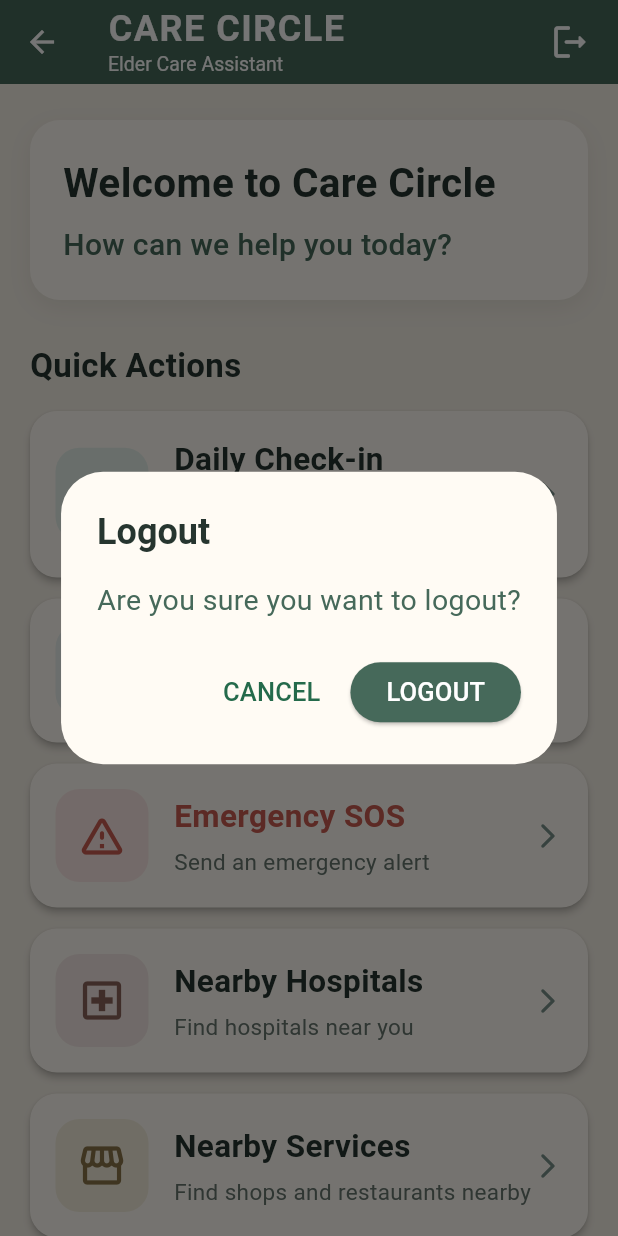
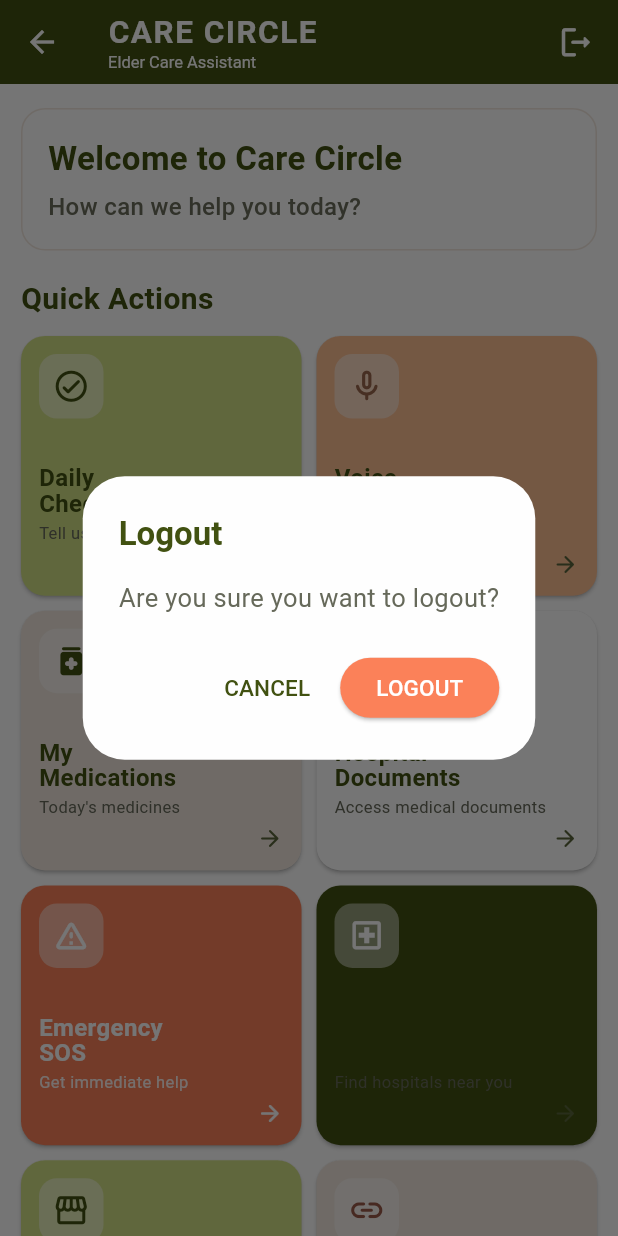
Before and after one commit to abhisreesajay/CareCircle, a Flutter app: the ElderHome screen opened directly, after a tap on the "logout" icon, on a phone screen of 412 x 824 dp. Run offline on Flutter 3.47's test engine with Material 3 defaults, Android fonts, the phone set to English and light mode, and no system bars; our stand-ins replace cloud_firestore, firebase_auth, firebase_core, firebase_messaging, geolocator, speech_to_text; accounts and stored records are empty.

Commit message:
Update Elder dashboard UI colors and layout

```diff
--- a/lib/screens/elder/elder_home.dart
+++ b/lib/screens/elder/elder_home.dart
@@ -1,93 +1,21 @@
 import 'package:firebase_auth/firebase_auth.dart';
 import 'package:flutter/material.dart';
 
-import '../../services/auth_service.dart';
-import '../../services/messaging_service.dart';
+import 'elder_medication_screen.dart';
+import 'hospital_documents_screen.dart';
+import 'invite_code_screen.dart';
 
 class ElderHome extends StatelessWidget {
   const ElderHome({super.key});
 
-  Future<void> _logout(BuildContext context) async {
-    final user = FirebaseAuth.instance.currentUser;
-    final messagingService = MessagingService();
-
-    try {
-      if (user != null) {
-        await messagingService.removeToken(user.uid);
-      }
-
-      await messagingService.dispose();
-      await AuthService().signOut();
-    } catch (error) {
-      if (context.mounted) {
-        ScaffoldMessenger.of(context).showSnackBar(
-          SnackBar(
-            content: Text('Logout failed: $error'),
-          ),
-        );
-      }
-    }
-  }
-
-  void _showLogoutDialog(BuildContext context) {
-    showDialog(
-      context: context,
-      builder: (dialogContext) {
-        return AlertDialog(
-          backgroundColor: const Color(0xFFFFFBF4),
-          title: const Text(
-            'Logout',
-            style: TextStyle(
-              fontSize: 24,
-              fontWeight: FontWeight.bold,
-              color: Color(0xFF26352F),
-            ),
-          ),
-          content: const Text(
-            'Are you sure you want to logout?',
-            style: TextStyle(
-              fontSize: 19,
-              color: Color(0xFF46695A),
-            ),
-          ),
-          actions: [
-            TextButton(
-              onPressed: () {
-                Navigator.pop(dialogContext);
-              },
-              child: const Text(
-                'CANCEL',
-                style: TextStyle(fontSize: 17),
-              ),
-            ),
-            ElevatedButton(
-              onPressed: () async {
-                Navigator.pop(dialogContext);
-                await _logout(context);
-              },
-              style: ElevatedButton.styleFrom(
-                backgroundColor: const Color(0xFF46695A),
-                foregroundColor: Colors.white,
-              ),
-              child: const Text(
-                'LOGOUT',
-                style: TextStyle(fontSize: 17),
-              ),
-            ),
-          ],
-        );
-      },
-    );
-  }
-
   @override
   Widget build(BuildContext context) {
     return Scaffold(
-      backgroundColor: const Color(0xFFF4EFE5),
+      backgroundColor: const Color(0xFFFEFEFE),
 
       appBar: AppBar(
         elevation: 0,
-        backgroundColor: const Color(0xFF46695A),
+        backgroundColor: const Color(0xFF415111),
         foregroundColor: Colors.white,
         centerTitle: false,
         title: const Column(
@@ -96,7 +24,7 @@ class ElderHome extends StatelessWidget {
             Text(
               'CARE CIRCLE',
               style: TextStyle(
-                fontSize: 24,
+                fontSize: 21,
                 fontWeight: FontWeight.bold,
                 letterSpacing: 1,
               ),
@@ -104,7 +32,7 @@ class ElderHome extends StatelessWidget {
             Text(
               'Elder Care Assistant',
               style: TextStyle(
-                fontSize: 13,
+                fontSize: 11,
                 fontWeight: FontWeight.w400,
               ),
             ),
@@ -118,41 +46,34 @@ class ElderHome extends StatelessWidget {
             },
             icon: const Icon(
               Icons.logout_rounded,
-              size: 28,
+              size: 25,
             ),
           ),
-          const SizedBox(width: 8),
+          const SizedBox(width: 4),
         ],
       ),
 
       body: SafeArea(
         child: SingleChildScrollView(
           padding: const EdgeInsets.fromLTRB(
+            14,
+            16,
+            14,
             20,
-            24,
-            20,
-            30,
           ),
           child: Column(
             crossAxisAlignment: CrossAxisAlignment.start,
             children: [
-              // --------------------------------------------------
-              // WELCOME
-              // --------------------------------------------------
-
+              // Welcome section
               Container(
                 width: double.infinity,
-                padding: const EdgeInsets.all(22),
+                padding: const EdgeInsets.all(17),
                 decoration: BoxDecoration(
-                  color: const Color(0xFFFFFBF4),
-                  borderRadius: BorderRadius.circular(20),
-                  boxShadow: [
-                    BoxShadow(
-                      color: Colors.black.withValues(alpha: 0.06),
-                      blurRadius: 12,
-                      offset: const Offset(0, 5),
+                  color: const Color(0xFFFEFEFE),
+                  borderRadius: BorderRadius.circular(16),
+                  border: Border.all(
+                    color: const Color(0xFFF2E8DF),
                   ),
-                  ],
                 ),
                 child: const Column(
                   crossAxisAlignment: CrossAxisAlignment.start,
@@ -160,17 +81,17 @@ class ElderHome extends StatelessWidget {
                     Text(
                       'Welcome to Care Circle',
                       style: TextStyle(
-                        fontSize: 27,
+                        fontSize: 22,
                         fontWeight: FontWeight.bold,
-                        color: Color(0xFF26352F),
+                        color: Color(0xFF415111),
                       ),
                     ),
-                    SizedBox(height: 8),
+                    SizedBox(height: 5),
                     Text(
                       'How can we help you today?',
                       style: TextStyle(
-                        fontSize: 20,
-                        color: Color(0xFF46695A),
+                        fontSize: 16,
+                        color: Color(0xFF6A6D5B),
                         fontWeight: FontWeight.w500,
                       ),
                     ),
@@ -178,142 +99,186 @@ class ElderHome extends StatelessWidget {
                 ),
               ),
 
-              const SizedBox(height: 28),
+              const SizedBox(height: 18),
 
               const Text(
                 'Quick Actions',
                 style: TextStyle(
-                  fontSize: 22,
+                  fontSize: 20,
                   fontWeight: FontWeight.bold,
-                  color: Color(0xFF26352F),
+                  color: Color(0xFF415111),
                 ),
               ),
 
-              const SizedBox(height: 15),
+              const SizedBox(height: 10),
 
-              // --------------------------------------------------
-              // 1. CHECK-IN
-              // --------------------------------------------------
-
+              // Smaller vertical cards
+              GridView.count(
+                crossAxisCount: 2,
+                crossAxisSpacing: 10,
+                mainAxisSpacing: 10,
+                childAspectRatio: 1.08,
+                shrinkWrap: true,
+                physics: const NeverScrollableScrollPhysics(),
+                children: [
+                  // Daily Check-in
                   _buildActionCard(
                     context: context,
-                title: 'Daily Check-in',
-                subtitle: 'Let your caregiver know you are okay',
+                    title: 'Daily\nCheck-in',
+                    subtitle: 'Tell us how you feel',
                     icon: Icons.check_circle_outline_rounded,
-                iconColor: const Color(0xFF46695A),
-                backgroundColor: const Color(0xFFE5F0EA),
+                    iconColor: const Color(0xFF415111),
+                    backgroundColor: const Color(0xFFD2E186),
                     route: '/checkin',
                   ),
 
-              const SizedBox(height: 14),
-
-              // --------------------------------------------------
-              // 2. VOICE CHECK-IN
-              // --------------------------------------------------
-
+                  // Voice Check-in
                   _buildActionCard(
                     context: context,
-                title: 'Voice Check-in',
+                    title: 'Voice\nCheck-in',
                     subtitle: 'Speak instead of typing',
                     icon: Icons.mic_none_rounded,
-                iconColor: const Color(0xFF5C7D72),
-                backgroundColor: const Color(0xFFE9F0ED),
+                    iconColor: const Color(0xFF9A674C),
+                    backgroundColor: const Color(0xFFFCBF93),
                     route: '/voice-checkin',
                   ),
 
-              const SizedBox(height: 14),
-
-              // --------------------------------------------------
-              // 3. SOS
-              // --------------------------------------------------
-
+                  // My Medications
                   _buildActionCard(
                     context: context,
-                title: 'Emergency SOS',
-                subtitle: 'Send an emergency alert',
+                    title: 'My\nMedications',
+                    subtitle: 'Today\'s medicines',
+                    icon: Icons.medication_rounded,
+                    iconColor: const Color(0xFF415111),
+                    backgroundColor: const Color(0xFFF2E8DF),
+                    onTapOverride: () {
+                      final uid =
+                          FirebaseAuth.instance.currentUser?.uid ?? '';
+
+                      Navigator.push(
+                        context,
+                        MaterialPageRoute(
+                          builder: (_) => ElderMedicationScreen(
+                            elderId: uid,
+                          ),
+                        ),
+                      );
+                    },
+                  ),
+
+                  // Hospital Documents
+                  _buildActionCard(
+                    context: context,
+                    title: 'Hospital\nDocuments',
+                    subtitle: 'Access medical documents',
+                    icon: Icons.folder_shared_rounded,
+                    iconColor: const Color(0xFF415111),
+                    backgroundColor: const Color(0xFFFEFEFE),
+                    onTapOverride: () {
+                      final uid =
+                          FirebaseAuth.instance.currentUser?.uid ?? '';
+
+                      if (uid.isEmpty) {
+                        ScaffoldMessenger.of(context).showSnackBar(
+                          const SnackBar(
+                            content: Text(
+                              'Unable to identify your account.',
+                            ),
+                          ),
+                        );
+                        return;
+                      }
+
+                      Navigator.push(
+                        context,
+                        MaterialPageRoute(
+                          builder: (_) => HospitalDocumentsScreen(
+                            elderId: uid,
+                          ),
+                        ),
+                      );
+                    },
+                  ),
+
+                  // Emergency SOS
+                  _buildActionCard(
+                    context: context,
+                    title: 'Emergency\nSOS',
+                    subtitle: 'Get immediate help',
                     icon: Icons.warning_amber_rounded,
-                iconColor: const Color(0xFFC85C50),
-                backgroundColor: const Color(0xFFFBE8E5),
+                    iconColor: Colors.white,
+                    backgroundColor: const Color(0xFFFB8159),
                     route: '/sos',
                     isEmergency: true,
                   ),
 
-              const SizedBox(height: 14),
-
-              // --------------------------------------------------
-              // 4. NEARBY HOSPITALS
-              // --------------------------------------------------
-
+                  // Nearby Hospitals
                   _buildActionCard(
                     context: context,
-                title: 'Nearby Hospitals',
+                    title: 'Nearby\nHospitals',
                     subtitle: 'Find hospitals near you',
                     icon: Icons.local_hospital_outlined,
-                iconColor: const Color(0xFF8A6259),
-                backgroundColor: const Color(0xFFF4E8E4),
-                route: '/nearby-services',
+                    iconColor: Colors.white,
+                    backgroundColor: const Color(0xFF415111),
+                    route: '/hospitals',
                   ),
 
-              const SizedBox(height: 14),
-
-              // --------------------------------------------------
-              // 5. NEARBY SERVICES
-              // --------------------------------------------------
-
+                  // Nearby Services
                   _buildActionCard(
                     context: context,
-                title: 'Nearby Services',
-                subtitle: 'Find shops and restaurants nearby',
+                    title: 'Nearby\nServices',
+                    subtitle: 'Find shops nearby',
                     icon: Icons.storefront_outlined,
-                iconColor: const Color(0xFF8A7448),
-                backgroundColor: const Color(0xFFF4EEDC),
-                route: '/nearby-services',
+                    iconColor: const Color(0xFF415111),
+                    backgroundColor: const Color(0xFFD2E186),
+                    route: '/services',
                   ),
 
-              const SizedBox(height: 14),
-
-              // --------------------------------------------------
-              // 6. CAREGIVER CONNECTION
-              // --------------------------------------------------
-
+                  // Caregiver Connection
                   _buildActionCard(
                     context: context,
-                title: 'Caregiver Connection',
-                subtitle: 'View your caregiver connection code',
-                icon: Icons.people_outline_rounded,
-                iconColor: const Color(0xFF46695A),
-                backgroundColor: const Color(0xFFE5F0EA),
-                route: '/invite-code',
+                    title: 'Caregiver\nConnection',
+                    subtitle: 'Connect with caregiver',
+                    icon: Icons.link_rounded,
+                    iconColor: const Color(0xFF9A5A48),
+                    backgroundColor: const Color(0xFFF2E8DF),
+                    onTapOverride: () {
+                      Navigator.push(
+                        context,
+                        MaterialPageRoute(
+                          builder: (_) => const InviteCodeScreen(),
+                        ),
+                      );
+                    },
+                  ),
+                ],
               ),
 
-              const SizedBox(height: 28),
+              const SizedBox(height: 18),
 
-              // --------------------------------------------------
-              // HELP
-              // --------------------------------------------------
-
+              // Help information
               Container(
                 width: double.infinity,
-                padding: const EdgeInsets.all(20),
+                padding: const EdgeInsets.all(15),
                 decoration: BoxDecoration(
-                  color: const Color(0xFF46695A),
-                  borderRadius: BorderRadius.circular(18),
+                  color: const Color(0xFF415111),
+                  borderRadius: BorderRadius.circular(15),
                 ),
                 child: const Row(
                   children: [
                     Icon(
                       Icons.info_outline_rounded,
                       color: Colors.white,
-                      size: 32,
+                      size: 26,
                     ),
-                    SizedBox(width: 14),
+                    SizedBox(width: 10),
                     Expanded(
                       child: Text(
                         'Need help? Use Emergency SOS or contact your caregiver.',
                         style: TextStyle(
                           color: Colors.white,
-                          fontSize: 17,
-                          height: 1.4,
+                          fontSize: 14,
+                          height: 1.3,
                           fontWeight: FontWeight.w500,
                         ),
                       ),
@@ -322,14 +287,14 @@ class ElderHome extends StatelessWidget {
                 ),
               ),
 
-              const SizedBox(height: 18),
+              const SizedBox(height: 12),
 
               Center(
                 child: Text(
                   'Care • Connect • Safe',
                   style: TextStyle(
-                    fontSize: 15,
-                    color: Colors.blueGrey.shade600,
+                    fontSize: 13,
+                    color: const Color(0xFF7A7D6D),
                     fontWeight: FontWeight.w600,
                   ),
                 ),
@@ -348,80 +313,151 @@ class ElderHome extends StatelessWidget {
     required IconData icon,
     required Color iconColor,
     required Color backgroundColor,
-    required String route,
+    String? route,
+    VoidCallback? onTapOverride,
     bool isEmergency = false,
   }) {
-    return SizedBox(
-      width: double.infinity,
-      child: Material(
-        color: const Color(0xFFFFFBF4),
-        borderRadius: BorderRadius.circular(18),
-        elevation: 2,
+    return Material(
+      color: backgroundColor,
+      borderRadius: BorderRadius.circular(16),
+      elevation: 1,
       child: InkWell(
-          borderRadius: BorderRadius.circular(18),
+        borderRadius: BorderRadius.circular(16),
         onTap: () {
+          if (onTapOverride != null) {
+            onTapOverride();
+          } else if (route != null) {
             Navigator.pushNamed(
               context,
               route,
             );
+          }
         },
         child: Padding(
-            padding: const EdgeInsets.all(17),
-            child: Row(
+          padding: const EdgeInsets.all(12),
+          child: Column(
+            crossAxisAlignment: CrossAxisAlignment.start,
             children: [
+              // Small icon
               Container(
-                  width: 62,
-                  height: 62,
+                width: 43,
+                height: 43,
                 decoration: BoxDecoration(
-                    color: backgroundColor,
-                    borderRadius: BorderRadius.circular(16),
+                  color: Colors.white.withValues(alpha: 0.45),
+                  borderRadius: BorderRadius.circular(12),
                 ),
                 child: Icon(
                   icon,
                   color: iconColor,
-                    size: 34,
+                  size: 25,
                 ),
               ),
 
-                const SizedBox(width: 17),
+              const Spacer(),
 
-                Expanded(
-                  child: Column(
-                    crossAxisAlignment:
-                        CrossAxisAlignment.start,
-                    children: [
+              // Title
               Text(
                 title,
                 style: TextStyle(
-                          fontSize: 21,
+                  fontSize: 16,
                   fontWeight: FontWeight.bold,
+                  height: 1.05,
                   color: isEmergency
-                              ? const Color(0xFFC85C50)
-                              : const Color(0xFF26352F),
+                      ? Colors.white
+                      : const Color(0xFF415111),
                 ),
               ),
+
               const SizedBox(height: 5),
+
+              // Subtitle
               Text(
                 subtitle,
-                        style: const TextStyle(
-                          fontSize: 15,
-                          color: Color(0xFF66756E),
+                maxLines: 2,
+                overflow: TextOverflow.ellipsis,
+                style: TextStyle(
+                  fontSize: 11,
+                  height: 1.15,
+                  color: isEmergency
+                      ? Colors.white.withValues(alpha: 0.9)
+                      : const Color(0xFF66695A),
+                ),
+              ),
+
+              const SizedBox(height: 5),
+
+              // Arrow
+              Align(
+                alignment: Alignment.bottomRight,
+                child: Icon(
+                  Icons.arrow_forward_rounded,
+                  size: 18,
+                  color: isEmergency
+                      ? Colors.white
+                      : const Color(0xFF59653A),
                 ),
               ),
             ],
           ),
         ),
+      ),
+    );
+  }
 
-                const Icon(
-                  Icons.arrow_forward_ios_rounded,
-                  size: 20,
-                  color: Color(0xFF789089),
+  void _showLogoutDialog(
+    BuildContext context,
+  ) {
+    showDialog(
+      context: context,
+      builder: (context) {
+        return AlertDialog(
+          backgroundColor: const Color(0xFFFEFEFE),
+          title: const Text(
+            'Logout',
+            style: TextStyle(
+              fontSize: 22,
+              fontWeight: FontWeight.bold,
+              color: Color(0xFF415111),
             ),
-              ],
+          ),
+          content: const Text(
+            'Are you sure you want to logout?',
+            style: TextStyle(
+              fontSize: 17,
+              color: Color(0xFF66695A),
+            ),
+          ),
+          actions: [
+            TextButton(
+              onPressed: () {
+                Navigator.pop(context);
+              },
+              child: const Text(
+                'CANCEL',
+                style: TextStyle(
+                  fontSize: 15,
+                  color: Color(0xFF415111),
                 ),
               ),
             ),
+            ElevatedButton(
+              onPressed: () {
+                Navigator.pop(context);
+              },
+              style: ElevatedButton.styleFrom(
+                backgroundColor: const Color(0xFFFB8159),
+                foregroundColor: Colors.white,
               ),
+              child: const Text(
+                'LOGOUT',
+                style: TextStyle(
+                  fontSize: 15,
+                ),
+              ),
+            ),
+          ],
+        );
+      },
     );
   }
 }
```
Lines whose indentation alone changed are shown as unchanged.
